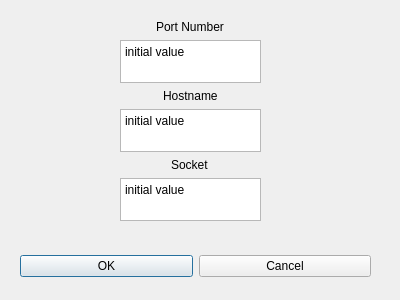
Before: the Qt Designer form ChatProgramSolution/ChatProgramProject/ConnectDialog.ui in BobbyDMullinsIII/OS-MainlineProject2, drawn with Qt 5.
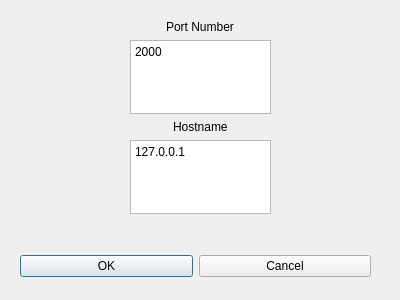
After: the same form once the commit is applied.

The edit to the form file:
```diff
--- a/ChatProgramSolution/ChatProgramProject/ConnectDialog.ui
+++ b/ChatProgramSolution/ChatProgramProject/ConnectDialog.ui
@@ -48,10 +48,10 @@
   <widget class="QWidget" name="verticalLayoutWidget">
    <property name="geometry">
     <rect>
-     <x>120</x>
+     <x>130</x>
      <y>20</y>
      <width>141</width>
-     <height>201</height>
+     <height>194</height>
     </rect>
    </property>
    <layout class="QVBoxLayout" name="verticalLayout">
@@ -72,7 +72,7 @@
 li.unchecked::marker { content: &quot;\2610&quot;; }
 li.checked::marker { content: &quot;\2612&quot;; }
 &lt;/style&gt;&lt;/head&gt;&lt;body style=&quot; font-family:'Segoe UI'; font-size:9pt; font-weight:400; font-style:normal;&quot;&gt;
-&lt;p style=&quot; margin-top:0px; margin-bottom:0px; margin-left:0px; margin-right:0px; -qt-block-indent:0; text-indent:0px;&quot;&gt;initial value&lt;/p&gt;&lt;/body&gt;&lt;/html&gt;</string>
+&lt;p style=&quot; margin-top:0px; margin-bottom:0px; margin-left:0px; margin-right:0px; -qt-block-indent:0; text-indent:0px;&quot;&gt;2000&lt;/p&gt;&lt;/body&gt;&lt;/html&gt;</string>
       </property>
      </widget>
     </item>
@@ -93,28 +93,7 @@
 li.unchecked::marker { content: &quot;\2610&quot;; }
 li.checked::marker { content: &quot;\2612&quot;; }
 &lt;/style&gt;&lt;/head&gt;&lt;body style=&quot; font-family:'Segoe UI'; font-size:9pt; font-weight:400; font-style:normal;&quot;&gt;
-&lt;p style=&quot; margin-top:0px; margin-bottom:0px; margin-left:0px; margin-right:0px; -qt-block-indent:0; text-indent:0px;&quot;&gt;initial value&lt;/p&gt;&lt;/body&gt;&lt;/html&gt;</string>
-      </property>
-     </widget>
-    </item>
-    <item alignment="Qt::AlignHCenter">
-     <widget class="QLabel" name="label_2">
-      <property name="text">
-       <string>Socket</string>
-      </property>
-     </widget>
-    </item>
-    <item alignment="Qt::AlignHCenter">
-     <widget class="QTextEdit" name="textEdit_2">
-      <property name="html">
-       <string>&lt;!DOCTYPE HTML PUBLIC &quot;-//W3C//DTD HTML 4.0//EN&quot; &quot;http://www.w3.org/TR/REC-html40/strict.dtd&quot;&gt;
-&lt;html&gt;&lt;head&gt;&lt;meta name=&quot;qrichtext&quot; content=&quot;1&quot; /&gt;&lt;meta charset=&quot;utf-8&quot; /&gt;&lt;style type=&quot;text/css&quot;&gt;
-p, li { white-space: pre-wrap; }
-hr { height: 1px; border-width: 0; }
-li.unchecked::marker { content: &quot;\2610&quot;; }
-li.checked::marker { content: &quot;\2612&quot;; }
-&lt;/style&gt;&lt;/head&gt;&lt;body style=&quot; font-family:'Segoe UI'; font-size:9pt; font-weight:400; font-style:normal;&quot;&gt;
-&lt;p style=&quot; margin-top:0px; margin-bottom:0px; margin-left:0px; margin-right:0px; -qt-block-indent:0; text-indent:0px;&quot;&gt;initial value&lt;/p&gt;&lt;/body&gt;&lt;/html&gt;</string>
+&lt;p style=&quot; margin-top:0px; margin-bottom:0px; margin-left:0px; margin-right:0px; -qt-block-indent:0; text-indent:0px;&quot;&gt;127.0.0.1&lt;/p&gt;&lt;/body&gt;&lt;/html&gt;</string>
       </property>
      </widget>
     </item>
```
Left out of the diff: 8 changed lines with no effect on the pictures.
